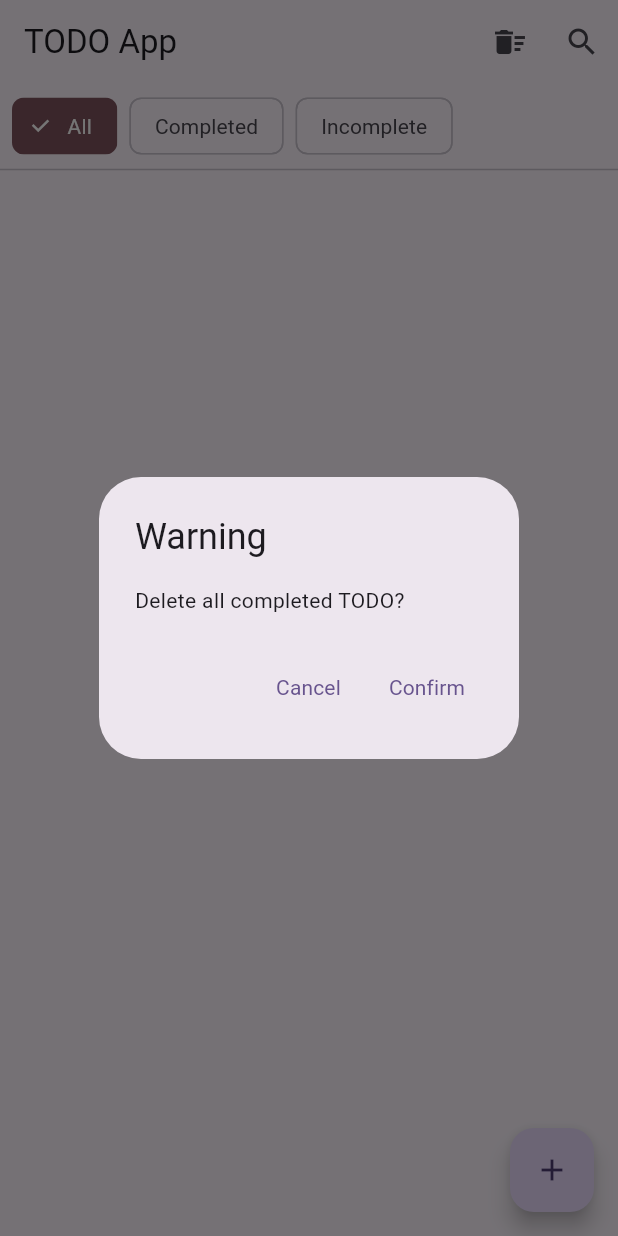
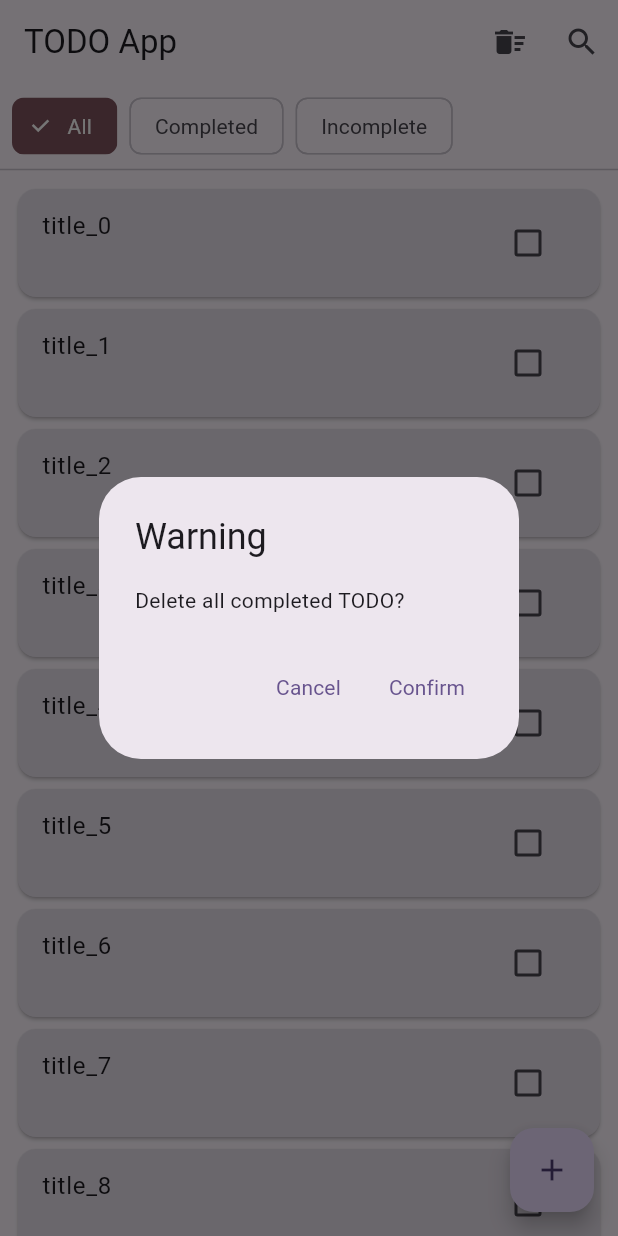
Before and after one commit to azatech/Flutter-app-testable, a Flutter app: the screen it shows after launch, after a tap on the "delete sweep" icon, on a phone screen of 412 x 824 dp. Run offline on Flutter 3.47's test engine with Material 3 defaults, Android fonts, the phone set to English and light mode, and no system bars; our stand-ins replace drift, equatable, flutter_bloc, get_it, sqlite3_flutter_libs; missing offline and left inert: drift_dev, sqlite3; accounts and stored records are empty; generated files the repository leaves out were written again.

Commit message:
[test] add files to performance test app

```diff
--- /dev/null
+++ b/lib/data/services/for_test/fake_todo_service_for_t.dart
@@ -0,0 +1,79 @@
+import 'dart:async';
+import 'dart:math';
+
+import 'package:drift_app_testble/domain/repository/todo_repository.dart';
+import 'package:drift_app_testble/local/db/app_db.dart';
+import 'package:drift_app_testble/local/db/tables/todos_dao.dart';
+
+List<TodoData> _internalFakeIt(int c) => List.generate(
+      c,
+      (index) => TodoData(
+        id: Random().nextInt(c * 2),
+        title: 'title_$index',
+      ),
+    );
+
+class FakeTodoServiceForT implements TodoRepository {
+  final AppDB appDb;
+
+  const FakeTodoServiceForT({
+    required this.appDb,
+  });
+
+  TodosDao get db => appDb.todosDao;
+
+  @override
+  FutureOr<void> delete(TodoData entity) async {
+    await db.deleteTodo(entity);
+  }
+
+  @override
+  FutureOr<void> deleteAllTodos() {
+    db.deleteAllTodos();
+  }
+
+  @override
+  FutureOr<void> deleteCompletedTodos() {
+    db.deleteCompletedTodos();
+  }
+
+  @override
+  Future<void> deleteTodo(TodoData entity) {
+    return db.deleteTodo(entity);
+  }
+
+  @override
+  Future<TodoData?> getTodo(int id) {
+    return db.getTodo(id);
+  }
+
+  @override
+  Future<List<TodoData>> getTodos({
+    String? query,
+  }) async {
+    final items = _internalFakeIt(10000);
+    return items;
+  }
+
+  @override
+  Future<List<TodoData>> getCompleteOrOnly({
+    required bool isCompleted,
+  }) {
+    return db.getCompleteOrOnly(isCompleted: isCompleted);
+  }
+
+  @override
+  FutureOr<void> save(TodoData entity) async {
+    await db.saveTodo(entity.toCompanion(true));
+  }
+
+  @override
+  Stream<List<TodoData>> watchTodos() {
+    final stream = Stream.fromIterable([
+      _internalFakeIt(
+        10000,
+      )
+    ]);
+    return stream;
+  }
+}
--- a/lib/main.dart
+++ b/lib/main.dart
@@ -1,39 +1,11 @@
-import 'package:drift_app_testble/page/home/cubit/home_page_cubit.dart';
-import 'package:drift_app_testble/page/home/home_page.dart';
+import 'package:drift_app_testble/my_app_for_test.dart';
 import 'package:drift_app_testble/page/services/di.dart';
 import 'package:flutter/material.dart';
-import 'package:flutter_bloc/flutter_bloc.dart';
+import 'package:flutter/scheduler.dart';
 
 void main() async {
   WidgetsFlutterBinding.ensureInitialized();
+  // timeDilation = 5;
   await initGetIt();
-  runApp(const MyApp());
+  runApp(const MyAppForTest());
 }
-
-class MyApp extends StatelessWidget {
-  const MyApp({
-    super.key,
-  });
-
-  @override
-  Widget build(BuildContext context) {
-    return MaterialApp(
-      title: 'Flutter Demo',
-      theme: ThemeData(
-        colorScheme: ColorScheme.fromSeed(
-          seedColor: Colors.deepPurple,
-        ),
-        useMaterial3: true,
-      ),
-      home: MultiBlocProvider(
-        providers: [
-          BlocProvider(
-            create: (context) => getIt<HomePageCubit>(),
-            lazy: false,
-          ),
-        ],
-        child: const HomePage(),
-      ),
-    );
-  }
-}
--- /dev/null
+++ b/lib/my_app.dart
@@ -0,0 +1,34 @@
+import 'package:drift_app_testble/page/home/cubit/home_page_cubit.dart';
+import 'package:drift_app_testble/page/home/home_page.dart';
+import 'package:drift_app_testble/page/services/di.dart';
+import 'package:flutter/material.dart';
+import 'package:flutter_bloc/flutter_bloc.dart';
+
+class MyApp extends StatelessWidget {
+  const MyApp({
+    super.key,
+  });
+
+  @override
+  Widget build(BuildContext context) {
+    return MaterialApp(
+      title: 'Flutter Demo',
+      theme: ThemeData(
+        colorScheme: ColorScheme.fromSeed(
+          seedColor: Colors.deepPurple,
+        ),
+        useMaterial3: true,
+      ),
+      home: MultiBlocProvider(
+        providers: [
+          BlocProvider(
+            create: (context) => getIt<HomePageCubit>(
+            ),
+            lazy: false,
+          ),
+        ],
+        child: const HomePage(),
+      ),
+    );
+  }
+}
--- /dev/null
+++ b/lib/my_app_for_test.dart
@@ -0,0 +1,40 @@
+import 'package:drift_app_testble/data/services/for_test/fake_todo_service_for_t.dart';
+import 'package:drift_app_testble/page/home/cubit/home_page_cubit.dart';
+import 'package:drift_app_testble/page/home/fake_home_page_for_performance_test/fake_home_performance_test_page.dart';
+import 'package:drift_app_testble/page/services/di.dart';
+import 'package:flutter/material.dart';
+import 'package:flutter_bloc/flutter_bloc.dart';
+
+class MyAppForTest extends StatelessWidget {
+  const MyAppForTest({
+    super.key,
+  });
+
+  @override
+  Widget build(BuildContext context) {
+    return MaterialApp(
+      title: 'Flutter Demo',
+      theme: ThemeData(
+        colorScheme: ColorScheme.fromSeed(
+          seedColor: Colors.deepPurple,
+        ),
+        useMaterial3: true,
+      ),
+      home: MultiBlocProvider(
+        providers: [
+          BlocProvider(
+            create: (context) => getIt<HomePageCubit>(
+
+              /// Fake service injection
+              param1: FakeTodoServiceForT(
+                appDb: getIt(),
+              ),
+            ),
+            lazy: false,
+          ),
+        ],
+        child: const FakeHomePerformanceTestPage(),
+      ),
+    );
+  }
+}
--- a/lib/page/services/di.dart
+++ b/lib/page/services/di.dart
@@ -12,6 +12,7 @@ GetIt getIt = GetIt.instance;
 Future<void> unregisterGetIt() async {
   getIt.reset();
 }
+
 Future<void> initGetIt() async {
   /// Singletons
   getIt.registerSingleton<AppDB>(AppDB());
@@ -19,8 +20,10 @@ Future<void> initGetIt() async {
   getIt.registerSingleton<TodoRepository>(TodoService(appDb: getIt()));
 
   /// Factories
-  getIt.registerFactory<HomePageCubit>(
-    () => HomePageCubit(todoRepository: getIt()),
+  getIt.registerFactoryParam<HomePageCubit, TodoRepository?, TodoData?>(
+    (repo, _) => HomePageCubit(
+      todoRepository: repo ?? getIt(),
+    ),
   );
   getIt.registerFactoryParam<TodoDetailsCubit, TodoRepository, TodoData?>(
     (_, todo) => TodoDetailsCubit(
```
Also changed, not shown: 4 other files.
